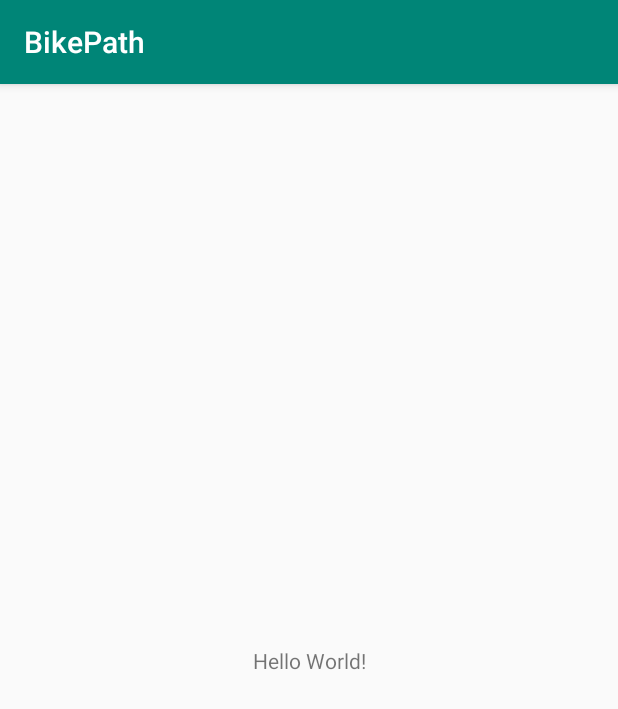
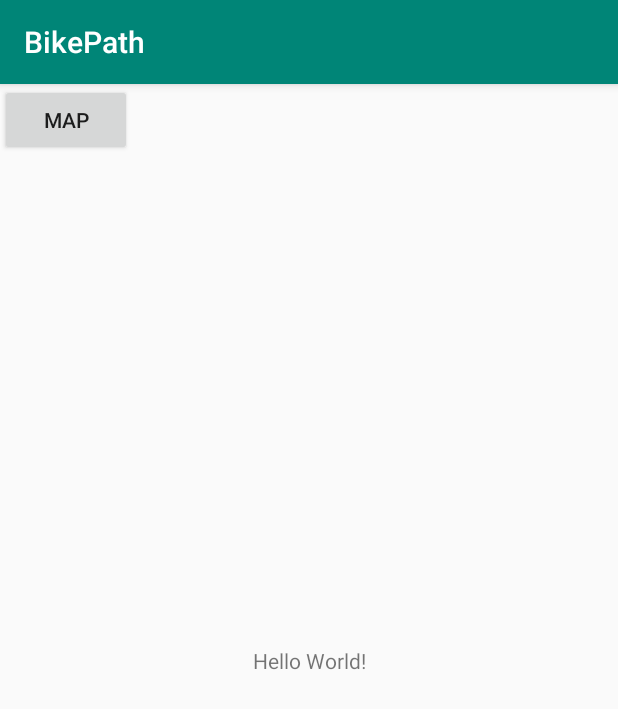
Before and after one commit to teusday/BikePath, an Android app: the screen it shows after launch (MainActivity), on a phone screen of 412 x 824 dp. Shown: the top 709 px of the screen. Run offline under Robolectric (Android 15) with nearby library versions, the phone set to English and light mode, and no system bars.

Commit message:
Provided a way to get to the map activity

```diff
--- a/app/src/main/java/me/zaksharp/bikepath/MainActivity.java
+++ b/app/src/main/java/me/zaksharp/bikepath/MainActivity.java
@@ -1,7 +1,9 @@
 package me.zaksharp.bikepath;
 
+import android.content.Intent;
 import android.support.v7.app.AppCompatActivity;
 import android.os.Bundle;
+import android.view.View;
 
 public class MainActivity extends AppCompatActivity {
 
@@ -10,4 +12,8 @@ public class MainActivity extends AppCompatActivity {
         super.onCreate(savedInstanceState);
         setContentView(R.layout.activity_main);
     }
+
+    public void toMap(View view){
+        startActivity(new Intent(this, MapsActivity.class));
+    }
 }
--- a/app/src/main/res/layout/activity_main.xml
+++ b/app/src/main/res/layout/activity_main.xml
@@ -15,4 +15,13 @@
         app:layout_constraintRight_toRightOf="parent"
         app:layout_constraintTop_toTopOf="parent" />
 
+    <Button
+        android:id="@+id/button"
+        android:layout_width="wrap_content"
+        android:layout_height="wrap_content"
+        android:onClick="toMap"
+        android:text="Map"
+        tools:layout_editor_absoluteX="161dp"
+        tools:layout_editor_absoluteY="427dp" />
+
 </android.support.constraint.ConstraintLayout>
```
Also changed, not shown: app/src/main/java/me/zaksharp/bikepath/MapsActivity.java (+10 -2 lines).
